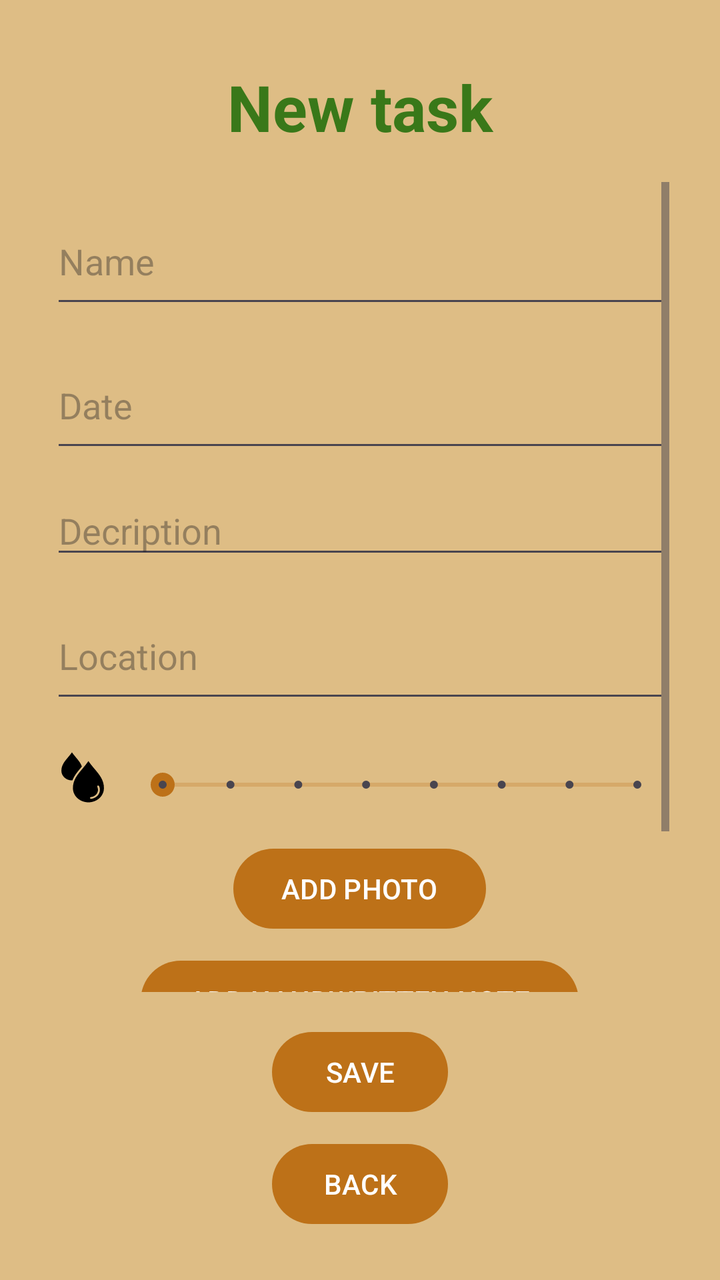
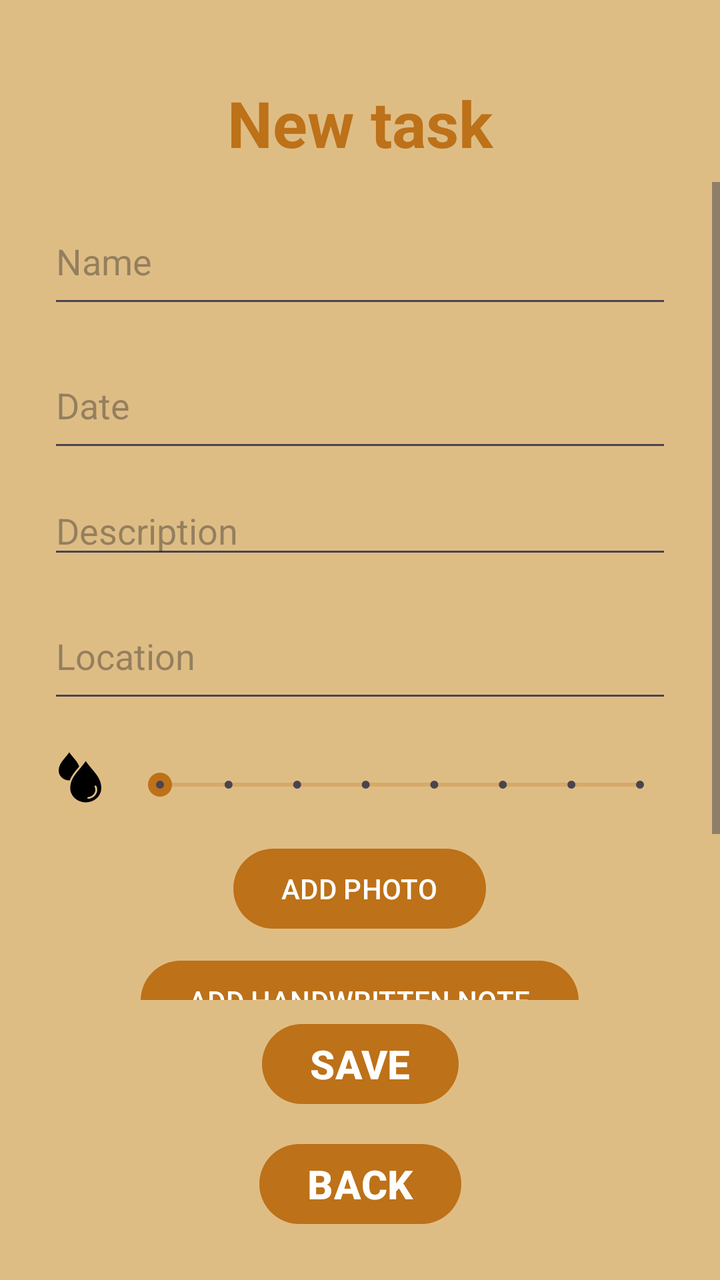

Screens rendered from an Android XML layout before and after an edit, with the pre-edit source and the edit as a unified diff.
<!-- AndroidManifest.xml: application theme Theme.MyGarden -->
<!-- res/layout/activity_addingtask.xml -->
<?xml version="1.0" encoding="utf-8"?>
<androidx.constraintlayout.widget.ConstraintLayout xmlns:android="http://schemas.android.com/apk/res/android"
    xmlns:app="http://schemas.android.com/apk/res-auto"
    xmlns:tools="http://schemas.android.com/tools"
    android:id="@+id/main"
    android:layout_width="match_parent"
    android:layout_height="match_parent"
    android:paddingBottom="24dp"
    tools:context=".activities.AddingTaskActivity">

    <androidx.constraintlayout.widget.Guideline
        android:id="@+id/guidelineLeft"
        android:layout_width="wrap_content"
        android:layout_height="wrap_content"
        android:orientation="vertical"
        app:layout_constraintGuide_percent="0.07" />

    <androidx.constraintlayout.widget.Guideline
        android:id="@+id/guidelineRight"
        android:layout_width="wrap_content"
        android:layout_height="wrap_content"
        android:orientation="vertical"
        app:layout_constraintGuide_percent="0.93" />

    <TextView
        android:id="@+id/textViewTitle"
        android:layout_width="0dp"
        android:layout_height="wrap_content"
        android:layout_marginTop="32dp"
        android:text="New task"
        android:textAlignment="center"
        android:textColor="?attr/colorOnSurface"
        android:textSize="32sp"
        android:textStyle="bold"
        app:layout_constraintEnd_toEndOf="@id/guidelineRight"
        app:layout_constraintStart_toStartOf="@id/guidelineLeft"
        app:layout_constraintTop_toTopOf="parent" />

    <ScrollView
        android:id="@+id/formScrollView"
        android:layout_width="0dp"
        android:layout_height="0dp"
        android:layout_marginTop="16dp"
        android:layout_marginBottom="16dp"
        android:fillViewport="true"
        app:layout_constraintBottom_toTopOf="@id/AddButton"
        app:layout_constraintEnd_toEndOf="@id/guidelineRight"
        app:layout_constraintStart_toStartOf="@id/guidelineLeft"
        app:layout_constraintTop_toBottomOf="@+id/textViewTitle">

        <LinearLayout
            android:layout_width="match_parent"
            android:layout_height="wrap_content"
            android:gravity="center_horizontal"
            android:orientation="vertical"
            android:paddingBottom="16dp">

            <EditText
                android:id="@+id/TaskName"
                android:layout_width="match_parent"
                android:layout_height="60dp"
                android:layout_marginTop="8dp"
                android:hint="Name"
                android:inputType="text" />

            <EditText
                android:id="@+id/TaskDueDate"
                android:layout_width="match_parent"
                android:layout_height="60dp"
                android:layout_marginTop="12dp"
                android:clickable="true"
                android:focusable="false"
                android:hint="Date" />

            <EditText
                android:id="@+id/TaskDescription"
                android:layout_width="match_parent"
                android:layout_height="wrap_content"
                android:layout_marginTop="12dp"
                android:hint="Decription"
                android:inputType="textMultiLine" />

            <AutoCompleteTextView
                android:id="@+id/TaskLocation"
                android:layout_width="match_parent"
                android:layout_height="60dp"
                android:layout_marginTop="12dp"
                android:completionThreshold="3"
                android:dropDownWidth="match_parent"
                android:hint="Location" />

            <LinearLayout
                android:layout_width="match_parent"
                android:layout_height="wrap_content"
                android:layout_marginTop="16dp"
                android:gravity="center_vertical"
                android:orientation="horizontal">

                <ImageView
                    android:layout_width="32dp"
                    android:layout_height="40dp"
                    android:src="@drawable/ic_water"
                    android:layout_marginEnd="8dp" />

                <SeekBar
                    android:id="@+id/seekBar"
                    style="@style/Widget.AppCompat.SeekBar.Discrete"
                    android:layout_width="0dp"
                    android:layout_height="34dp"
                    android:layout_weight="1"
                    android:tickMarkTint="?attr/colorOnSurface"
                    android:progressTint="?attr/colorPrimary"
                    android:progressBackgroundTint="?attr/colorPrimary"
                    android:thumbTint="?attr/colorPrimary"
                    android:max="7"
                    android:progress="0" />
            </LinearLayout>

            <ImageView
                android:id="@+id/PhotoPreview"
                android:layout_width="120dp"
                android:layout_height="120dp"
                android:layout_marginTop="16dp"
                android:background="#DDDDDD"
                android:scaleType="centerCrop"
                android:visibility="gone" />

            <Button
                android:id="@+id/PhotoButton"
                android:layout_width="wrap_content"
                android:layout_height="wrap_content"
                android:layout_marginTop="8dp"
                android:text="ADD PHOTO"
                android:visibility="visible" />

            <ImageView
                android:id="@+id/HandwrittenPreview"
                android:layout_width="120dp"
                android:layout_height="120dp"
                android:layout_marginTop="16dp"
                android:background="#DDDDDD"
                android:scaleType="centerCrop"
                android:visibility="gone" />

            <Button
                android:id="@+id/HandwrittenButton"
                android:layout_width="wrap_content"
                android:layout_height="wrap_content"
                android:layout_marginTop="8dp"
                android:text="ADD HANDWRITTEN NOTE"
                android:visibility="visible" />

            <Button
                android:id="@+id/microphoneButton"
                android:layout_width="wrap_content"
                android:layout_height="wrap_content"
                android:layout_marginTop="8dp"
                android:text="ADD VOICE NOTE"
                android:visibility="visible" />

        </LinearLayout>
    </ScrollView>

    <Button
        android:id="@+id/AddButton"
        android:layout_width="wrap_content"
        android:layout_height="wrap_content"
        android:layout_marginBottom="8dp"
        android:text="SAVE"
        app:layout_constraintBottom_toTopOf="@+id/BackButton"
        app:layout_constraintEnd_toEndOf="@id/guidelineRight"
        app:layout_constraintStart_toStartOf="@id/guidelineLeft" />

    <Button
        android:id="@+id/BackButton"
        android:layout_width="wrap_content"
        android:layout_height="wrap_content"
        android:text="BACK"
        app:layout_constraintBottom_toBottomOf="parent"
        app:layout_constraintEnd_toEndOf="@id/guidelineRight"
        app:layout_constraintStart_toStartOf="@id/guidelineLeft" />

</androidx.constraintlayout.widget.ConstraintLayout>
<!-- resources referenced by this layout -->
<resources>
  <!-- drawable ic_water (drawable) -->
  <vector xmlns:android="http://schemas.android.com/apk/res/android"
      android:width="480dp"
      android:height="550dp"
      android:viewportWidth="333.33"
      android:viewportHeight="416.66">
    <path
        android:pathData="M196.65,308.65c22.32,0 42.54,-9.05 57.16,-23.67 14.63,-14.63 23.67,-34.84 23.67,-57.16 0,-45.74 -23.48,-76.11 -49.07,-109.21 -10.69,-13.83 -21.75,-28.13 -31.76,-44.32 -9.65,15.6 -20.64,29.87 -31.76,44.32 -25.59,33.09 -49.07,63.46 -49.07,109.21 0,22.33 9.05,42.55 23.67,57.17 14.62,14.62 34.84,23.67 57.17,23.67zM162.49,105.39c-5.6,-19.22 -17.75,-34.94 -30.66,-51.64 -7.04,-9.11 -14.31,-18.51 -21.01,-29.06 -6.7,10.56 -13.97,19.96 -21.01,29.07 -17.71,22.91 -33.96,43.93 -33.96,75.39 0,15.19 6.15,28.94 16.08,38.87 9.96,9.94 23.71,16.1 38.89,16.1l2.24,-0.07c9.21,-26.62 26.08,-48.44 43.94,-71.54l5.49,-7.12zM242.89,220.34c-1.12,-2.51 0.01,-5.46 2.52,-6.58 2.51,-1.12 5.46,0.01 6.58,2.52 3.36,7.53 4.83,15.63 4.44,23.63 -0.39,8.01 -2.65,15.94 -6.74,23.09 -4.07,7.15 -9.76,13.12 -16.48,17.54 -6.72,4.41 -14.46,7.28 -22.63,8.19 -2.74,0.3 -5.21,-1.68 -5.51,-4.41 -0.3,-2.74 1.68,-5.21 4.41,-5.51 6.62,-0.74 12.87,-3.04 18.26,-6.58 5.38,-3.54 9.96,-8.37 13.28,-14.17 3.3,-5.78 5.13,-12.17 5.44,-18.62 0.31,-6.48 -0.87,-13.02 -3.58,-19.09z"
        android:fillColor="#000000"
        android:fillType="nonZero"/>
  </vector>
  <style name="Theme.MyGarden" parent="Base.Theme.MyGarden" />
  <style name="Base.Theme.MyGarden" parent="Theme.Material3.DayNight.NoActionBar">
          
          
          <item name="android:windowBackground">@color/beige</item>
          <item name="colorOnSurface">@color/dark_green</item>
          <item name="colorPrimary">@color/dark_orange</item>
          <item name="colorText">@color/black</item>
          <item name="waterColor">@color/light_blue</item>
      </style>
  <color name="beige">#DEBD85</color>
  <color name="dark_green">#397819</color>
  <color name="dark_orange">#BD7118</color>
  <color name="black">#FF000000</color>
  <color name="light_blue">#6EB2FF</color>
</resources>

<!-- the commit's change to res/layout/activity_addingtask.xml (unified diff, before → after) -->
@@ -5,7 +5,8 @@
     android:id="@+id/main"
     android:layout_width="match_parent"
     android:layout_height="match_parent"
-    android:paddingBottom="24dp"
+    android:animateLayoutChanges="true"
+    android:fitsSystemWindows="true"
     tools:context=".activities.AddingTaskActivity">
 
     <androidx.constraintlayout.widget.Guideline
@@ -26,26 +27,50 @@
         android:id="@+id/textViewTitle"
         android:layout_width="0dp"
         android:layout_height="wrap_content"
-        android:layout_marginTop="32dp"
+        android:layout_marginTop="40dp"
         android:text="New task"
         android:textAlignment="center"
-        android:textColor="?attr/colorOnSurface"
+        android:textColor="?attr/colorPrimary"
         android:textSize="32sp"
         android:textStyle="bold"
-        app:layout_constraintEnd_toEndOf="@id/guidelineRight"
-        app:layout_constraintStart_toStartOf="@id/guidelineLeft"
+        app:layout_constraintEnd_toEndOf="parent"
+        app:layout_constraintStart_toStartOf="parent"
         app:layout_constraintTop_toTopOf="parent" />
+
+    <Button
+        android:id="@+id/BackButton"
+        android:layout_width="wrap_content"
+        android:layout_height="wrap_content"
+        android:layout_marginBottom="24dp"
+        android:text="BACK"
+        android:textSize="20sp"
+        android:textStyle="bold"
+        app:layout_constraintBottom_toBottomOf="parent"
+        app:layout_constraintEnd_toEndOf="parent"
+        app:layout_constraintStart_toStartOf="parent" />
+
+    <Button
+        android:id="@+id/AddButton"
+        android:layout_width="wrap_content"
+        android:layout_height="wrap_content"
+        android:layout_marginBottom="12dp"
+        android:text="SAVE"
+        android:textSize="20sp"
+        android:textStyle="bold"
+        app:layout_constraintBottom_toTopOf="@+id/BackButton"
+        app:layout_constraintEnd_toEndOf="parent"
+        app:layout_constraintStart_toStartOf="parent" />
 
     <ScrollView
         android:id="@+id/formScrollView"
         android:layout_width="0dp"
         android:layout_height="0dp"
-        android:layout_marginTop="16dp"
-        android:layout_marginBottom="16dp"
+        android:layout_marginTop="8dp"
+        android:layout_marginBottom="8dp"
         android:fillViewport="true"
         app:layout_constraintBottom_toTopOf="@id/AddButton"
-        app:layout_constraintEnd_toEndOf="@id/guidelineRight"
-        app:layout_constraintStart_toStartOf="@id/guidelineLeft"
+        app:layout_constraintEnd_toEndOf="parent"
+        app:layout_constraintStart_toStartOf="parent"
         app:layout_constraintTop_toBottomOf="@+id/textViewTitle">
 
         <LinearLayout
@@ -53,7 +78,8 @@
             android:layout_height="wrap_content"
             android:gravity="center_horizontal"
             android:orientation="vertical"
-            android:paddingBottom="16dp">
+            android:paddingHorizontal="24dp"
+            android:paddingBottom="24dp">
 
             <EditText
                 android:id="@+id/TaskName"
@@ -77,7 +103,7 @@
                 android:layout_width="match_parent"
                 android:layout_height="wrap_content"
                 android:layout_marginTop="12dp"
-                android:hint="Decription"
+                android:hint="Description"
                 android:inputType="textMultiLine" />
 
             <AutoCompleteTextView
@@ -108,12 +134,12 @@
                     android:layout_width="0dp"
                     android:layout_height="34dp"
                     android:layout_weight="1"
-                    android:tickMarkTint="?attr/colorOnSurface"
+                    android:max="7"
+                    android:progress="0"
+                    android:progressBackgroundTint="?attr/colorPrimary"
                     android:progressTint="?attr/colorPrimary"
-                    android:progressBackgroundTint="?attr/colorPrimary"
                     android:thumbTint="?attr/colorPrimary"
-                    android:max="7"
-                    android:progress="0" />
+                    android:tickMarkTint="?attr/colorOnSurface" />
             </LinearLayout>
 
             <ImageView
@@ -130,8 +156,7 @@
                 android:layout_width="wrap_content"
                 android:layout_height="wrap_content"
                 android:layout_marginTop="8dp"
-                android:text="ADD PHOTO"
-                android:visibility="visible" />
+                android:text="ADD PHOTO" />
 
             <ImageView
                 android:id="@+id/HandwrittenPreview"
@@ -147,37 +172,16 @@
                 android:layout_width="wrap_content"
                 android:layout_height="wrap_content"
                 android:layout_marginTop="8dp"
-                android:text="ADD HANDWRITTEN NOTE"
-                android:visibility="visible" />
+                android:text="ADD HANDWRITTEN NOTE" />
 
             <Button
                 android:id="@+id/microphoneButton"
                 android:layout_width="wrap_content"
                 android:layout_height="wrap_content"
                 android:layout_marginTop="8dp"
-                android:text="ADD VOICE NOTE"
-                android:visibility="visible" />
+                android:text="ADD VOICE NOTE" />
 
         </LinearLayout>
     </ScrollView>
 
-    <Button
-        android:id="@+id/AddButton"
-        android:layout_width="wrap_content"
-        android:layout_height="wrap_content"
-        android:layout_marginBottom="8dp"
-        android:text="SAVE"
-        app:layout_constraintBottom_toTopOf="@+id/BackButton"
-        app:layout_constraintEnd_toEndOf="@id/guidelineRight"
-        app:layout_constraintStart_toStartOf="@id/guidelineLeft" />
-
-    <Button
-        android:id="@+id/BackButton"
-        android:layout_width="wrap_content"
-        android:layout_height="wrap_content"
-        android:text="BACK"
-        app:layout_constraintBottom_toBottomOf="parent"
-        app:layout_constraintEnd_toEndOf="@id/guidelineRight"
-        app:layout_constraintStart_toStartOf="@id/guidelineLeft" />
-
 </androidx.constraintlayout.widget.ConstraintLayout>
<!-- resource entries referenced after the edit -->
@@ -19,12 +19,14 @@
           <item name="colorOnSurface">@color/dark_green</item>
           <item name="colorPrimary">@color/dark_orange</item>
           <item name="colorText">@color/black</item>
+          <item name="colorOnPrimary">@color/white</item>
           <item name="waterColor">@color/light_blue</item>
       </style>
   <color name="beige">#DEBD85</color>
-  <color name="dark_green">#397819</color>
+  <color name="dark_green">#2a5a13</color>
   <color name="dark_orange">#BD7118</color>
   <color name="black">#FF000000</color>
+  <color name="white">#FFFFFFFF</color>
   <color name="light_blue">#6EB2FF</color>
 </resources>
 
